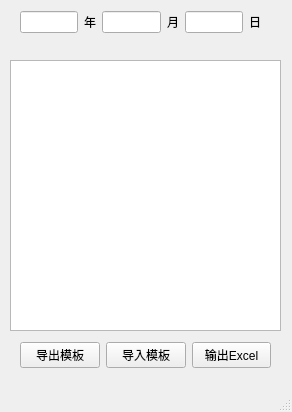
This is mainwindow.ui in MartinChan3/ManifestXlsxGenerator as Qt 5 draws it before an edit. The edited form follows.
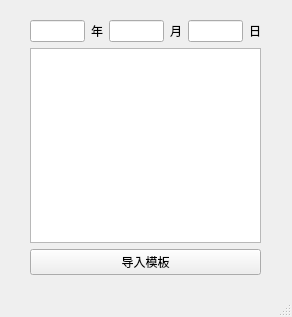
This is the edited form.

```diff
--- a/mainwindow.ui
+++ b/mainwindow.ui
@@ -7,22 +7,24 @@
     <x>0</x>
     <y>0</y>
     <width>292</width>
-    <height>412</height>
+    <height>317</height>
    </rect>
   </property>
   <property name="windowTitle">
    <string>MainWindow</string>
   </property>
   <widget class="QWidget" name="centralwidget">
-   <widget class="QWidget" name="layoutWidget">
+   <widget class="QWidget" name="">
     <property name="geometry">
      <rect>
-      <x>20</x>
-      <y>10</y>
-      <width>241</width>
-      <height>24</height>
+      <x>30</x>
+      <y>20</y>
+      <width>231</width>
+      <height>255</height>
      </rect>
     </property>
+    <layout class="QVBoxLayout" name="verticalLayout">
+     <item>
     <layout class="QHBoxLayout" name="horizontalLayout_4">
      <item>
       <layout class="QHBoxLayout" name="horizontalLayout">
@@ -67,24 +69,12 @@
       </layout>
      </item>
     </layout>
-   </widget>
-   <widget class="QWidget" name="layoutWidget">
-    <property name="geometry">
-     <rect>
-      <x>20</x>
-      <y>340</y>
-      <width>251</width>
-      <height>31</height>
-     </rect>
-    </property>
+     </item>
+     <item>
+      <widget class="QTextBrowser" name="textBrowser"/>
+     </item>
+     <item>
     <layout class="QHBoxLayout" name="horizontalLayout_5">
-     <item>
-      <widget class="QPushButton" name="pushButton_2">
-       <property name="text">
-        <string>导出模板</string>
-       </property>
-      </widget>
-     </item>
      <item>
       <widget class="QPushButton" name="pB_ReadInXlsx">
        <property name="text">
@@ -92,25 +82,10 @@
        </property>
       </widget>
      </item>
-     <item>
-      <widget class="QPushButton" name="pushButton">
-       <property name="text">
-        <string>输出Excel</string>
-       </property>
-      </widget>
+      </layout>
      </item>
     </layout>
    </widget>
-   <widget class="QTextBrowser" name="textBrowser">
-    <property name="geometry">
-     <rect>
-      <x>10</x>
-      <y>60</y>
-      <width>271</width>
-      <height>271</height>
-     </rect>
-    </property>
-   </widget>
   </widget>
   <widget class="QMenuBar" name="menubar">
    <property name="geometry">
```
Left out of the diff: 6 changed lines with no effect on the pictures. Lines whose indentation alone changed are shown as unchanged.
